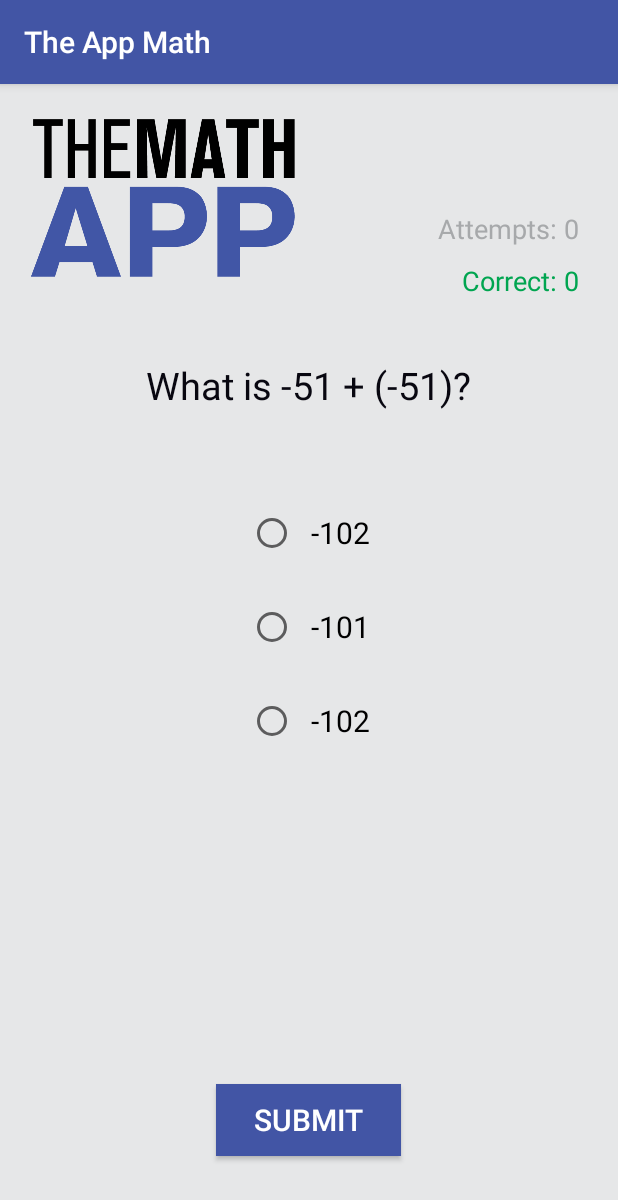
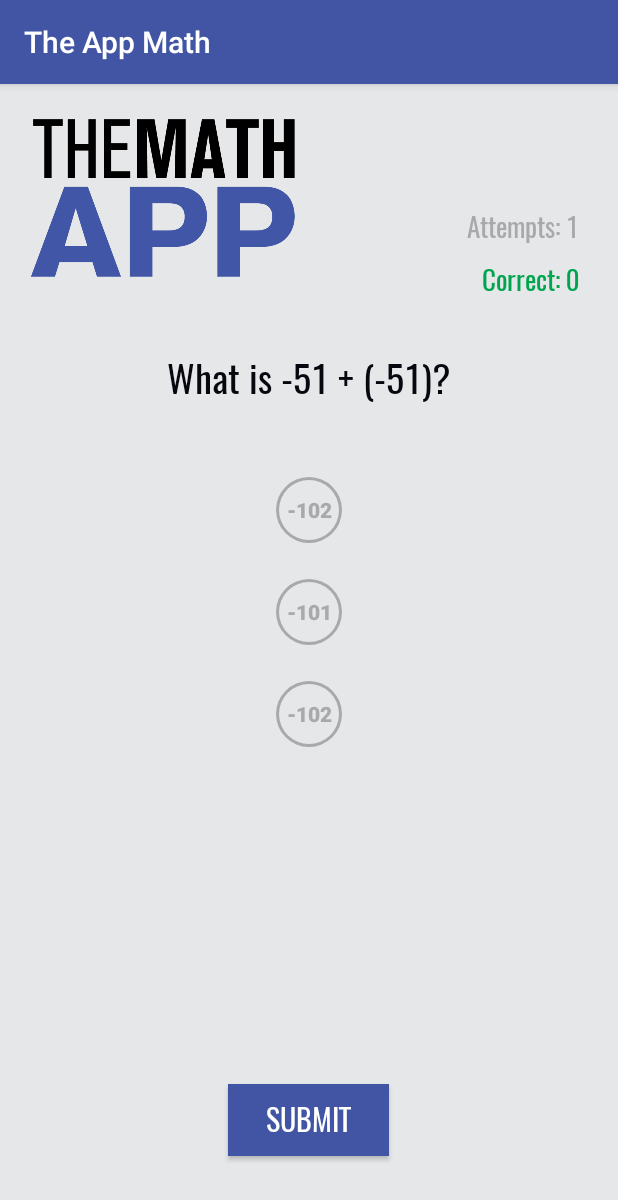
Before and after one commit to JaviMera/Quiz-App-Extended, an Android app: the screen it shows after launch (QuizActivity), after a tap on "SUBMIT", on a phone screen of 412 x 824 dp. Shown: the top 1200 px of the screen. Run offline under Robolectric (Android 15) with nearby library versions, the phone set to English and light mode, and no system bars; 2 other taps on this screen came first.

Commit message:
Replaced radio buttons with custom buttons. Added drawables to draw rings for buttons, instead of the regular square gray button. Modified Tests and Quiz Activity to accomodate for AppCompatButton(s) instead of radio button types.

```diff
--- a/app/src/main/java/com/quiz/javi/quizapp/QuizActivity.java
+++ b/app/src/main/java/com/quiz/javi/quizapp/QuizActivity.java
@@ -1,17 +1,19 @@
 package com.quiz.javi.quizapp;
 
 import android.content.Context;
+import android.content.res.Resources;
+import android.graphics.Color;
 import android.graphics.Typeface;
+import android.graphics.drawable.Drawable;
 import android.media.MediaPlayer;
 import android.support.v7.app.AppCompatActivity;
 import android.os.Bundle;
 import android.support.v7.widget.AppCompatButton;
 import android.util.SparseArray;
 import android.view.View;
-import android.widget.RadioButton;
-import android.widget.RadioGroup;
 import android.widget.TextView;
 import android.widget.Toast;
+import android.widget.ToggleButton;
 
 import java.util.ArrayList;
 import java.util.Collections;
@@ -25,22 +27,22 @@ public class QuizActivity extends AppCompatActivity implements QuizActivityView{
     private SoundPlayer mSoundPlayer;
     private QuizActivityPresenter mPresenter;
     private Quiz mQuiz;
-    private SparseArray<RadioButton> mAnswerButtons;
+    private SparseArray<AppCompatButton> mAnswerButtons;
 
     public TextView mQuestionTextView;
-    public RadioGroup mAnswersRadioGroup;
-    public AppCompatButton mSubmitButton;
     public TextView mCorrectAnswersTextView;
     public TextView mAttemptsTextView;
+    public AppCompatButton mSubmitButton;
 
     @Override
     protected void onCreate(Bundle savedInstanceState) {
         super.onCreate(savedInstanceState);
         setContentView(R.layout.activity_quiz);
 
-//        Typeface typeFace = Typeface.createFromAsset(getAssets(), "fonts/Oswald-Regular.ttf");
+        Typeface typeFace = Typeface.createFromAsset(getAssets(), "fonts/Oswald-Regular.ttf");
 
         mAnswerButtons = new SparseArray<>();
+
         mSoundPlayer = new SoundPlayer(
                 MediaPlayer.create(this, R.raw.job_done),
                 MediaPlayer.create(this, R.raw.brute_force)
@@ -51,31 +53,47 @@ public class QuizActivity extends AppCompatActivity implements QuizActivityView{
         mPresenter = new QuizActivityPresenter(this);
 
         mCorrectAnswersTextView = getView(R.id.correctAnswersTextView);
-//        mCorrectAnswersTextView.setTypeface(typeFace);
+        mCorrectAnswersTextView.setTypeface(typeFace);
         mCorrectAnswers = 0;
         mPresenter.updateCorrectAnswersText(mCorrectAnswers);
 
         mAttemptsTextView = getView(R.id.attempsTextView);
-//        mAttemptsTextView.setTypeface(typeFace);
+        mAttemptsTextView.setTypeface(typeFace);
         int attempts = 0;
         mPresenter.updateAttempsText(attempts);
 
         mQuestionTextView = getView(R.id.questionTextView);
-//        mQuestionTextView.setTypeface(typeFace);
+        mQuestionTextView.setTypeface(typeFace);
+
+        initializeButtonsArray(
+                mAnswerButtons,
+                R.id.buttonAnswer1,
+                R.id.buttonAnswer2,
+                R.id.buttonAnswer3);
 
         mSubmitButton = getView(R.id.submitButton);
+        mSubmitButton.setTypeface(typeFace);
         mSubmitButton.setOnClickListener(new View.OnClickListener() {
             @Override
             public void onClick(View v) {
 
-                if(mAnswersRadioGroup.getCheckedRadioButtonId() != -1) {
+                AppCompatButton button = null;
+                for(int i = 0 ; i < mAnswerButtons.size(); i++)
+                {
+                    int key = mAnswerButtons.keyAt(i);
+                    if(mAnswerButtons.get(key).isSelected())
+                    {
+                        button = mAnswerButtons.get(key);
+                        break;
+                    }
+                }
+
+                if(button != null) {
+                    int answerSelected = Integer.parseInt(button.getText().toString());
+                    boolean result = mCurrentQuestion.isCorrect(answerSelected);
 
                     int attempts = mCurrentQuestion.getNumber();
                     mPresenter.updateAttempsText(attempts);
-
-                    RadioButton rButton = mAnswerButtons.get(mAnswersRadioGroup.getCheckedRadioButtonId());
-                    int answerSelected = Integer.parseInt(rButton.getText().toString());
-                    boolean result = mCurrentQuestion.isCorrect(answerSelected);
 
                     mCorrectAnswers += result ? 1 : 0;
                     mPresenter.updateCorrectAnswersText(mCorrectAnswers);
@@ -84,29 +102,41 @@ public class QuizActivity extends AppCompatActivity implements QuizActivityView{
                     displayResult(v.getContext(), message);
 
                     mSoundPlayer.play(result);
-
-                    mAnswersRadioGroup.clearCheck();
                     mCurrentQuestion = mQuiz.generateQuestion();
-                    setQuestion(mCurrentQuestion);
+                    setQuestion(mCurrentQuestion, mAnswerButtons);
                 }
                 else{
-
                     String noSelectionMessage = mCurrentQuestion.getErrorMessage();
                     displayResult(v.getContext(), noSelectionMessage);
                 }
-            }
-        });
+        }});
 
-        mAnswersRadioGroup = getView(R.id.radioButtonGroup);
-        for(int child = 0 ; child < mAnswersRadioGroup.getChildCount(); child++)
+
+        mCurrentQuestion = mQuiz.generateQuestion();
+        setQuestion(mCurrentQuestion, mAnswerButtons);
+    }
+
+    private void initializeButtonsArray(SparseArray<AppCompatButton> buttons, int...ids){
+
+        for(int id : ids)
         {
-            RadioButton rButton = (RadioButton)mAnswersRadioGroup.getChildAt(child);
-//            rButton.setTypeface(typeFace);
-            mAnswerButtons.append(rButton.getId(), rButton);
+            AppCompatButton button = getView(id);
+            buttons.append(id, button);
+        }
+    }
+
+    public void onButtonAnswerListener(View view) {
+
+        for(int i = 0 ; i < mAnswerButtons.size() ; i++)
+        {
+            AppCompatButton button = mAnswerButtons.valueAt(i);
+            button.setSelected(false);
+            button.setTextColor(Color.parseColor(getString(R.string.buttonUnselected)));
         }
 
-        mCurrentQuestion = mQuiz.generateQuestion();
-        setQuestion(mCurrentQuestion);
+        AppCompatButton button = mAnswerButtons.get(view.getId());
+        button.setSelected(true);
+        button.setTextColor(Color.parseColor(getString(R.string.buttonSelected)));
     }
 
     @Override
@@ -122,12 +152,6 @@ public class QuizActivity extends AppCompatActivity implements QuizActivityView{
     }
 
     @Override
-    public void updateRadioButtonTextView(int index, String text) {
-        RadioButton rButton = (RadioButton)mAnswersRadioGroup.getChildAt(index);
-        rButton.setText(text);
-    }
-
-    @Override
     public void updateCorrectAnswersTextView(int correctNumber) {
         mCorrectAnswersTextView.setText(String.format(Locale.ENGLISH, "Correct: %d", correctNumber));
     }
@@ -138,26 +162,27 @@ public class QuizActivity extends AppCompatActivity implements QuizActivityView{
     }
 
     @Override
-    public void selectButtonOnAnsweredQuestion(int selectedAnswer) {
-        for (int child = 0; child < mAnswersRadioGroup.getChildCount(); child++) {
-            RadioButton rButton = (RadioButton) mAnswersRadioGroup.getChildAt(child);
-            int rButtonAnswer = Integer.parseInt(rButton.getText().toString());
+    public void updateButtonAnswerTextView(int id, String answerText) {
 
-            if (selectedAnswer == rButtonAnswer) {
-                mAnswerButtons.get(rButton.getId()).setChecked(true);
-            }
-        }
+        mAnswerButtons
+            .get(id)
+            .setText(answerText);
     }
 
-    private void setQuestion(Question question){
+    private void setQuestion(Question question, SparseArray<AppCompatButton> answerButtons){
 
         mPresenter.updateQuestionText(question.getText());
 
         List<Integer> values = new ArrayList<>(question.getAnswers());
         Collections.shuffle(values);
-        for(int i = 0 ; i < mAnswerButtons.size() ; i++)
+
+        for(int i = 0 ; i < answerButtons.size(); i++)
         {
-            mPresenter.updateRadioButtonText(i, String.format(Locale.ENGLISH,"%d", values.get(i)));
+            int buttonId = answerButtons.keyAt(i);
+            AppCompatButton button = answerButtons.get(buttonId);
+            button.setSelected(false);
+            button.setTextColor(Color.parseColor(getString(R.string.buttonUnselected)));
+            mPresenter.updateButtonAnswerText(buttonId, String.format(Locale.ENGLISH, "%d", values.get(i)));
         }
     }
 
@@ -172,8 +197,4 @@ public class QuizActivity extends AppCompatActivity implements QuizActivityView{
                 message,
                 Toast.LENGTH_SHORT).show();
     }
-
-    public Question getCurrentQuestion() {
-        return mCurrentQuestion;
-    }
 }
--- a/app/src/main/java/com/quiz/javi/quizapp/QuizActivityPresenter.java
+++ b/app/src/main/java/com/quiz/javi/quizapp/QuizActivityPresenter.java
@@ -16,10 +16,6 @@ public class QuizActivityPresenter {
         mView.updateQuestionTextView(question);
     }
 
-    public void updateRadioButtonText(int index, String text){
-        mView.updateRadioButtonTextView(index, text);
-    }
-
     public void updateCorrectAnswersText(int correctNumber) {
         mView.updateCorrectAnswersTextView(correctNumber);
     }
@@ -28,7 +24,7 @@ public class QuizActivityPresenter {
         mView.updateAttempsTextView(attemptsNumber);
     }
 
-    public void selectButtonOnSelectedAnswer(int answer) {
-        mView.selectButtonOnAnsweredQuestion(answer);
+    public void updateButtonAnswerText(int id, String answerText) {
+        mView.updateButtonAnswerTextView(id, answerText);
     }
 }
--- a/app/src/main/java/com/quiz/javi/quizapp/QuizActivityView.java
+++ b/app/src/main/java/com/quiz/javi/quizapp/QuizActivityView.java
@@ -9,8 +9,7 @@ import android.widget.Button;
 public interface QuizActivityView {
 
     void updateQuestionTextView(String text);
-    void updateRadioButtonTextView(int index, String text);
     void updateCorrectAnswersTextView(int correctNumber);
     void updateAttempsTextView(int attemptsNumber);
-    void selectButtonOnAnsweredQuestion(int selectedAnswer);
+    void updateButtonAnswerTextView(int index, String answerText);
 }
--- /dev/null
+++ b/app/src/main/res/drawable/answer_button_background.xml
@@ -0,0 +1,12 @@
+<?xml version="1.0" encoding="utf-8"?>
+<selector xmlns:android="http://schemas.android.com/apk/res/android">
+    <item
+        android:state_enabled="true"
+        android:state_selected="false"
+        android:drawable="@drawable/rounded_not_selected__answer_button"/>
+
+    <item
+        android:state_enabled="true"
+        android:state_selected="true"
+        android:drawable="@drawable/rounded_selected_answer_button"/>
+</selector>
--- /dev/null
+++ b/app/src/main/res/drawable/rounded_not_selected__answer_button.xml
@@ -0,0 +1,12 @@
+<?xml version="1.0" encoding="utf-8"?>
+<layer-list xmlns:android="http://schemas.android.com/apk/res/android" >
+    <item>
+        <shape
+            android:shape="ring"
+            android:innerRadius="20dp"
+            android:thickness="2dp"
+            android:useLevel="false">
+            <solid android:color="@color/attemptsColor" />
+        </shape>
+    </item>
+</layer-list>
--- /dev/null
+++ b/app/src/main/res/drawable/rounded_selected_answer_button.xml
@@ -0,0 +1,12 @@
+<?xml version="1.0" encoding="utf-8"?>
+<layer-list xmlns:android="http://schemas.android.com/apk/res/android" >
+    <item>
+        <shape
+            android:shape="ring"
+            android:innerRadius="20dp"
+            android:thickness="2dp"
+            android:useLevel="false">
+            <solid android:color="#000000" />
+        </shape>
+    </item>
+</layer-list>
--- a/app/src/main/res/layout/activity_quiz.xml
+++ b/app/src/main/res/layout/activity_quiz.xml
@@ -1,6 +1,5 @@
 <?xml version="1.0" encoding="utf-8"?>
 <LinearLayout xmlns:android="http://schemas.android.com/apk/res/android"
-    xmlns:app="http://schemas.android.com/apk/res-auto"
     xmlns:tools="http://schemas.android.com/tools"
     android:layout_width="match_parent"
     android:layout_height="match_parent"
@@ -51,28 +50,27 @@
         <TextView
             android:id="@+id/questionTextView"
             style="@style/QuestionTextView"
-            android:layout_centerHorizontal="true" />
+            android:text="what is your name"
+            android:layout_centerInParent="true"
+            android:layout_alignParentTop="true"/>
 
-        <RadioGroup
-            android:id="@+id/radioButtonGroup"
-            android:layout_width="match_parent"
-            android:layout_height="wrap_content"
-            android:layout_marginTop="20dp"
-            android:layout_below="@+id/questionTextView">
+            <Button
+                android:id="@+id/buttonAnswer1"
+                style="@style/ButtonAnswerView"
+                android:layout_below="@+id/questionTextView"
+                android:layout_centerInParent="true" />
 
-            <RadioButton
-                android:id="@+id/radioButton1"
-                style="@style/RadioButtonBase" />
+            <Button
+                android:id="@+id/buttonAnswer2"
+                style="@style/ButtonAnswerView"
+                android:layout_below="@+id/buttonAnswer1"
+                android:layout_centerInParent="true" />
 
-            <RadioButton
-                android:id="@+id/radioButton2"
-                style="@style/RadioButtonBase" />
-
-            <RadioButton
-                android:id="@+id/radioButton3"
-                style="@style/RadioButtonBase" />
-
-        </RadioGroup>
+            <Button
+                android:id="@+id/buttonAnswer3"
+                style="@style/ButtonAnswerView"
+                android:layout_below="@+id/buttonAnswer2"
+                android:layout_centerInParent="true" />
 
     </RelativeLayout>
 
@@ -92,6 +90,7 @@
             android:layout_width="wrap_content"
             android:layout_height="wrap_content"
             android:layout_centerInParent="true"/>
+
     </RelativeLayout>
 
 </LinearLayout>
--- a/app/src/main/res/values/dimens.xml
+++ b/app/src/main/res/values/dimens.xml
@@ -3,7 +3,6 @@
     <dimen name="activity_horizontal_margin">16dp</dimen>
     <dimen name="activity_vertical_margin">16dp</dimen>
     <dimen name="score_text_view_margin">10dp</dimen>
-    <dimen name="question_text_view_margin">30dp</dimen>
-    <dimen name="answer_radio_button_margin">15dp</dimen>
-    <dimen name="answer_radio_button_padding">10dp</dimen>
+    <dimen name="question_text_view_margin">25dp</dimen>
+    <dimen name="button_answer_view_margin">20dp</dimen>
 </resources>
--- a/app/src/main/res/values/strings.xml
+++ b/app/src/main/res/values/strings.xml
@@ -5,4 +5,6 @@
     <string name="attempted_questions">Attempts: 0</string>
     <string name="correct_answers">Correct: 0</string>
     <string name="quizLabel">The App Math</string>
+    <string name="buttonUnselected">#A7A9AB</string>
+    <string name="buttonSelected">#000000</string>
 </resources>
--- a/app/src/main/res/values/styles.xml
+++ b/app/src/main/res/values/styles.xml
@@ -32,13 +32,18 @@
         <item name="android:textSize">25sp</item>
     </style>
 
-    <!-- Custom Radio Buttons -->
-    <style name="RadioButtonBase">
+    <!-- Custom Buttons -->
+    <style name="ButtonBase">
         <item name="android:layout_width">wrap_content</item>
         <item name="android:layout_height">wrap_content</item>
-        <item name="android:textSize">20sp</item>
+    </style>
+
+    <style name="ButtonAnswerView" parent="ButtonBase">
         <item name="android:layout_gravity">center</item>
-        <item name="android:layout_margin">@dimen/answer_radio_button_margin</item>
-        <item name="android:paddingLeft">@dimen/answer_radio_button_padding</item>
+        <item name="android:background">@drawable/answer_button_background</item>
+        <item name="android:textStyle">bold</item>
+        <item name="android:layout_marginTop">@dimen/button_answer_view_margin</item>
+        <item name="android:onClick">onButtonAnswerListener</item>
     </style>
+
 </resources>
```
Also changed, not shown: 2 other files.
